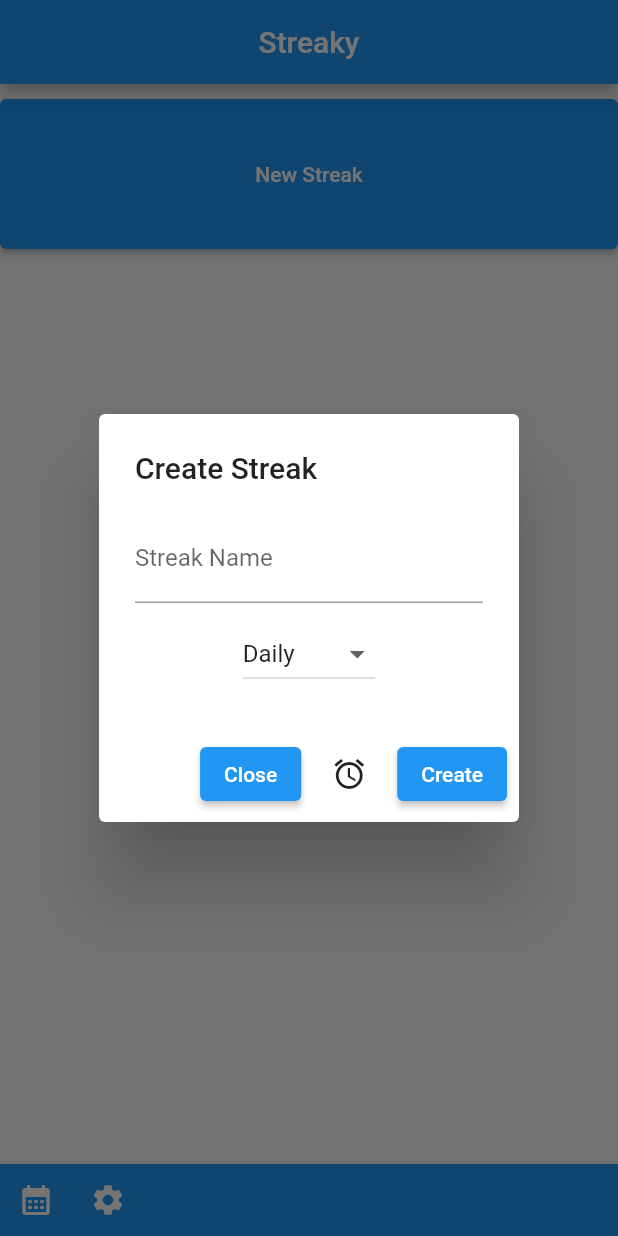
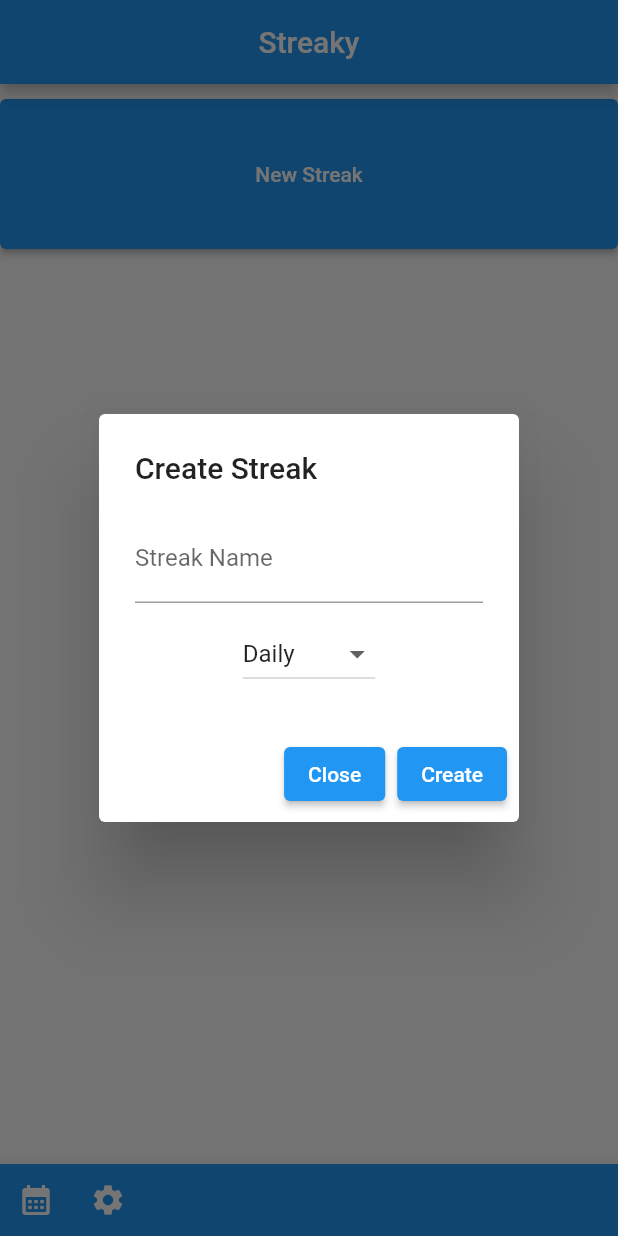
Before and after one commit to Colby626/streaky, a Flutter app: the screen it shows after launch, after a tap on "New Streak", on a phone screen of 412 x 824 dp. Run offline on Flutter 3.47's test engine with Material 2 defaults, Android fonts, the phone set to English and light mode, and no system bars; our stand-ins replace syncfusion_flutter_calendar; missing offline and left inert: dart:ffi.

Commit message:
Fixed multiple streaks

```diff
--- a/lib/StreakButton.dart
+++ b/lib/StreakButton.dart
@@ -1,4 +1,5 @@
 import 'dart:convert';
+import 'dart:ffi';
 
 import 'package:flutter/material.dart';
 import 'package:streaky/StreakData.dart';
@@ -6,7 +7,7 @@ import 'StreakyEnums.dart';
 import 'StreakData.dart' as streakData;
 import 'ReadWriteStreak.dart';
 
-final TextEditingController controller = TextEditingController();
+TextEditingController controller = TextEditingController();
 
 
 class StreakForm extends StatefulWidget {
@@ -22,6 +23,12 @@ class StreakForm extends StatefulWidget {
 }
 
 class StreakFormState extends State<StreakForm> {
+  @override
+  void initState() {
+    super.initState();
+    controller = TextEditingController();
+  }
+
   @override
   Widget build(BuildContext context) {
     return TextFormField(
@@ -85,18 +92,6 @@ class StreakPopupState extends State<StreakPopup>{
           },
           child: const Text("Close"),
         ),
-        IconButton(
-            onPressed: () {
-              showDialog(
-                  context: context,
-                  builder: (context) {
-                    return AlertDialog(
-                      content: Text(controller.text),
-                    );
-                  }
-              );
-            },
-            icon: const Icon(Icons.access_alarm)),
         ElevatedButton(
             onPressed: (){
               //Create Streak on home screen
@@ -110,7 +105,6 @@ class StreakPopupState extends State<StreakPopup>{
             child: const Text("Create")
         )
       ],
-
     );
   }
 }
```
